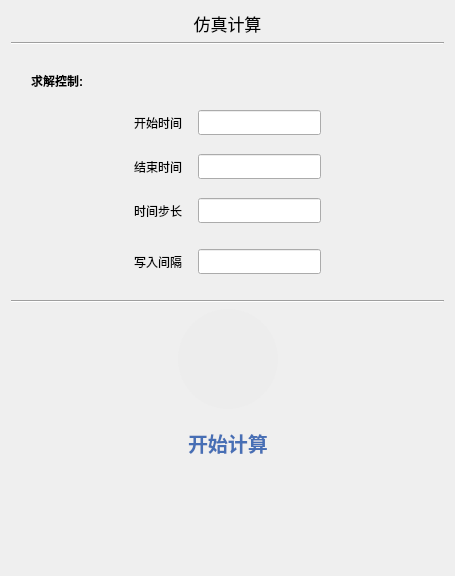
Qt form src/FormRun.ui (Aiopr-bits/MAVES) before a commit.
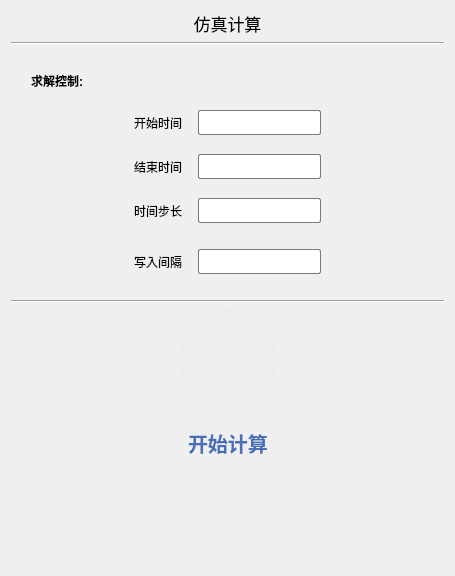
The same form after that commit. Icons and pictures are not drawn. Custom widgets are drawn as their Qt base class.

Diff of the .ui file:
```diff
--- a/src/FormRun.ui
+++ b/src/FormRun.ui
@@ -169,6 +169,18 @@
            <height>25</height>
           </size>
          </property>
+         <property name="styleSheet">
+          <string notr="true">QLineEdit {
+    background-color: rgb(255, 255, 255); /* 背景色 */
+    border: 1px solid rgb(122, 122, 122); /* 边框色 */
+    border-radius: 2px; /* 圆角边框 */
+    padding: 5px; /* 内边距 */
+}
+
+QLineEdit:hover {
+    border: 1px solid rgb(23, 23, 23); 
+}</string>
+         </property>
         </widget>
        </item>
        <item>
@@ -254,6 +266,18 @@
            <height>25</height>
           </size>
          </property>
+         <property name="styleSheet">
+          <string notr="true">QLineEdit {
+    background-color: rgb(255, 255, 255); /* 背景色 */
+    border: 1px solid rgb(122, 122, 122); /* 边框色 */
+    border-radius: 2px; /* 圆角边框 */
+    padding: 5px; /* 内边距 */
+}
+
+QLineEdit:hover {
+    border: 1px solid rgb(23, 23, 23); 
+}</string>
+         </property>
         </widget>
        </item>
        <item>
@@ -339,6 +363,18 @@
            <height>25</height>
           </size>
          </property>
+         <property name="styleSheet">
+          <string notr="true">QLineEdit {
+    background-color: rgb(255, 255, 255); /* 背景色 */
+    border: 1px solid rgb(122, 122, 122); /* 边框色 */
+    border-radius: 2px; /* 圆角边框 */
+    padding: 5px; /* 内边距 */
+}
+
+QLineEdit:hover {
+    border: 1px solid rgb(23, 23, 23); 
+}</string>
+         </property>
         </widget>
        </item>
        <item>
@@ -424,6 +460,18 @@
            <height>25</height>
           </size>
          </property>
+         <property name="styleSheet">
+          <string notr="true">QLineEdit {
+    background-color: rgb(255, 255, 255); /* 背景色 */
+    border: 1px solid rgb(122, 122, 122); /* 边框色 */
+    border-radius: 2px; /* 圆角边框 */
+    padding: 5px; /* 内边距 */
+}
+
+QLineEdit:hover {
+    border: 1px solid rgb(23, 23, 23); 
+}</string>
+         </property>
         </widget>
        </item>
        <item>
```
